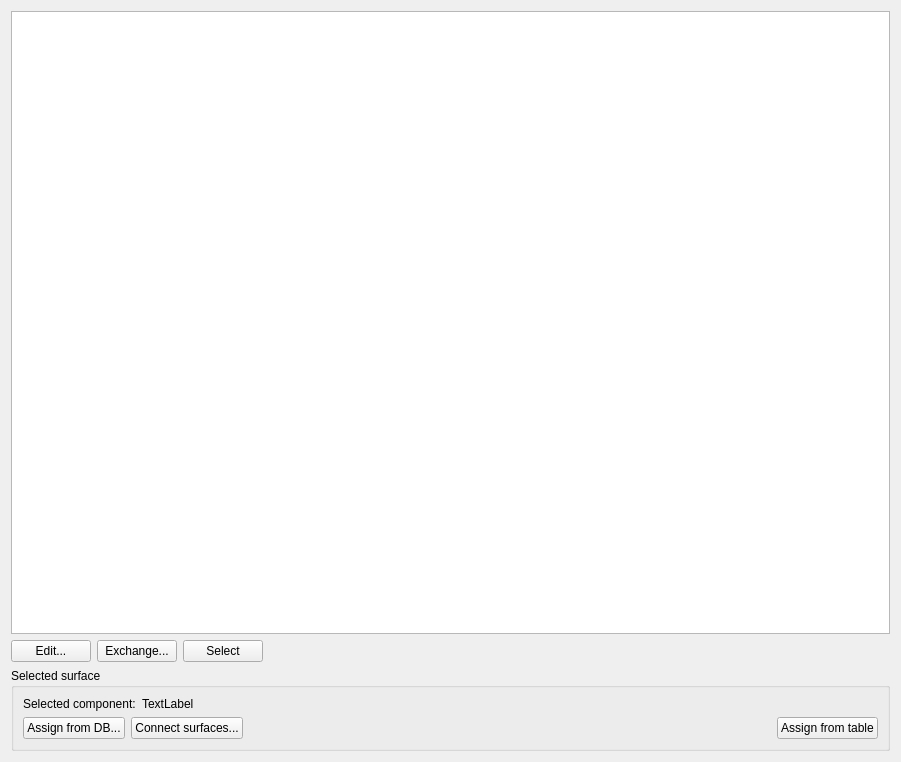
Old version of the form SIM-VICUS/src/SVPropBuildingComponentsWidget.ui in the repository ghorwin/SIM-VICUS.
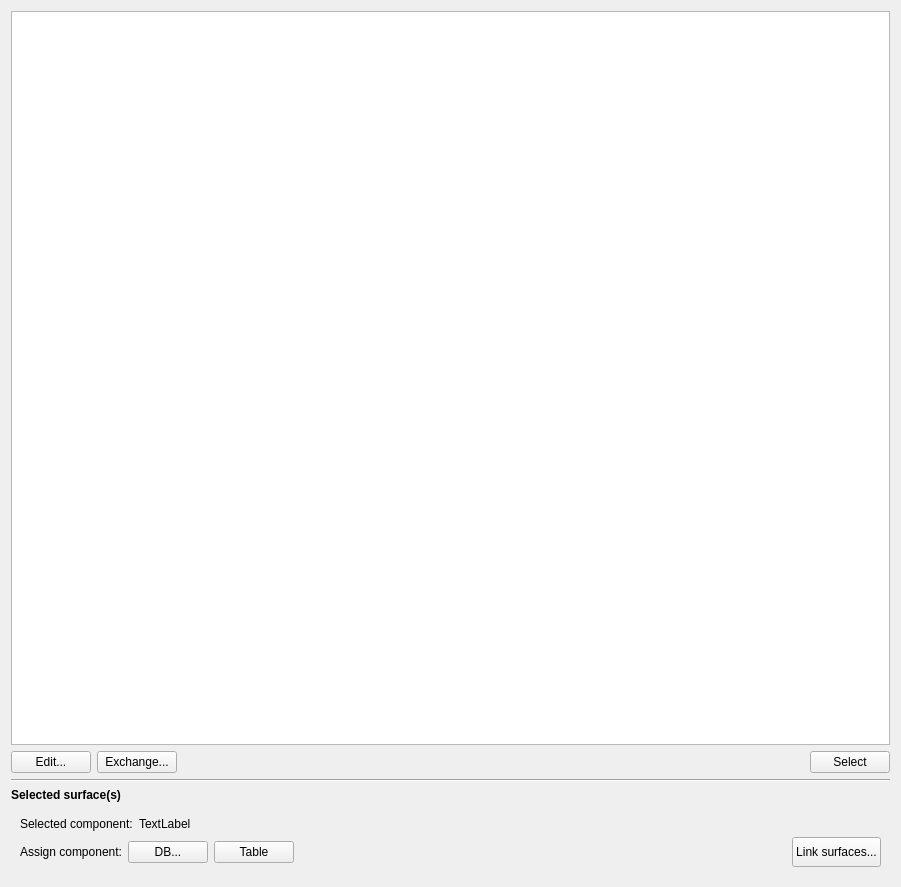
New version of the form.

Commit message: Reworked styling of component widget

Diff of the .ui file:
```diff
--- a/SIM-VICUS/src/SVPropBuildingComponentsWidget.ui
+++ b/SIM-VICUS/src/SVPropBuildingComponentsWidget.ui
@@ -7,81 +7,137 @@
     <x>0</x>
     <y>0</y>
     <width>901</width>
-    <height>762</height>
+    <height>887</height>
    </rect>
   </property>
   <property name="windowTitle">
    <string>Form</string>
   </property>
-  <layout class="QGridLayout" name="mainGridLayout">
-   <item row="0" column="0" colspan="4">
+  <layout class="QVBoxLayout" name="mainLayout">
+   <item>
     <widget class="QTableWidget" name="tableWidgetComponents"/>
    </item>
-   <item row="1" column="0">
-    <widget class="QPushButton" name="pushButtonEditComponents">
-     <property name="text">
-      <string>Edit...</string>
-     </property>
-     <property name="iconSize">
-      <size>
-       <width>24</width>
-       <height>24</height>
-      </size>
-     </property>
-    </widget>
+   <item>
+    <layout class="QHBoxLayout" name="horizontalLayout_3">
+     <item>
+      <widget class="QPushButton" name="pushButtonEditComponents">
+       <property name="text">
+        <string>Edit...</string>
+       </property>
+       <property name="iconSize">
+        <size>
+         <width>24</width>
+         <height>24</height>
+        </size>
+       </property>
+      </widget>
+     </item>
+     <item>
+      <widget class="QPushButton" name="pushButtonExchangeComponents">
+       <property name="toolTip">
+        <string>Replaces the component association of all objects with the currently selected component.</string>
+       </property>
+       <property name="text">
+        <string>Exchange...</string>
+       </property>
+       <property name="iconSize">
+        <size>
+         <width>24</width>
+         <height>24</height>
+        </size>
+       </property>
+      </widget>
+     </item>
+     <item>
+      <spacer name="horizontalSpacer">
+       <property name="orientation">
+        <enum>Qt::Horizontal</enum>
+       </property>
+       <property name="sizeHint" stdset="0">
+        <size>
+         <width>614</width>
+         <height>17</height>
+        </size>
+       </property>
+      </spacer>
+     </item>
+     <item>
+      <widget class="QPushButton" name="pushButtonSelectObjectsWithComponent">
+       <property name="toolTip">
+        <string>Selects all objects/surfaces which are associated with the selected component.</string>
+       </property>
+       <property name="text">
+        <string>Select</string>
+       </property>
+       <property name="iconSize">
+        <size>
+         <width>24</width>
+         <height>24</height>
+        </size>
+       </property>
+      </widget>
+     </item>
+    </layout>
    </item>
-   <item row="1" column="1">
-    <widget class="QPushButton" name="pushButtonExchangeComponents">
-     <property name="toolTip">
-      <string>Replaces the component association of all objects with the currently selected component.</string>
-     </property>
-     <property name="text">
-      <string>Exchange...</string>
-     </property>
-    </widget>
-   </item>
-   <item row="1" column="2">
-    <widget class="QPushButton" name="pushButtonSelectObjectsWithComponent">
-     <property name="toolTip">
-      <string>Selects all objects/surfaces which are associated with the selected component.</string>
-     </property>
-     <property name="text">
-      <string>Select</string>
-     </property>
-    </widget>
-   </item>
-   <item row="1" column="3">
-    <spacer name="horizontalSpacer">
+   <item>
+    <widget class="Line" name="line_2">
      <property name="orientation">
       <enum>Qt::Horizontal</enum>
      </property>
-     <property name="sizeHint" stdset="0">
-      <size>
-       <width>617</width>
-       <height>20</height>
-      </size>
-     </property>
-    </spacer>
+    </widget>
    </item>
-   <item row="2" column="0" colspan="4">
-    <widget class="QGroupBox" name="groupBoxSelectedComponent">
-     <property name="title">
-      <string>Selected surface</string>
+   <item>
+    <widget class="QLabel" name="label_2">
+     <property name="font">
+      <font>
+       <bold>true</bold>
+      </font>
      </property>
-     <layout class="QGridLayout" name="gridLayout_2">
-      <item row="0" column="0">
-       <widget class="QLabel" name="label">
-        <property name="text">
-         <string>Selected component:</string>
-        </property>
-       </widget>
+     <property name="text">
+      <string>Selected surface(s)</string>
+     </property>
+    </widget>
+   </item>
+   <item>
+    <widget class="QWidget" name="widgetSelectedComponent" native="true">
+     <layout class="QVBoxLayout" name="verticalLayout">
+      <item>
+       <layout class="QHBoxLayout" name="horizontalLayout_2">
+        <item>
+         <widget class="QLabel" name="label">
+          <property name="text">
+           <string>Selected component:</string>
+          </property>
+         </widget>
+        </item>
+        <item>
+         <widget class="QLabel" name="labelSelectedComponents">
+          <property name="sizePolicy">
+           <sizepolicy hsizetype="Expanding" vsizetype="Preferred">
+            <horstretch>0</horstretch>
+            <verstretch>0</verstretch>
+           </sizepolicy>
+          </property>
+          <property name="text">
+           <string>TextLabel</string>
+          </property>
+         </widget>
+        </item>
+       </layout>
       </item>
-      <item row="1" column="0" colspan="2">
+      <item>
        <layout class="QHBoxLayout" name="horizontalLayout">
+        <item>
+         <widget class="QLabel" name="label_3">
+          <property name="text">
+           <string>Assign component:</string>
+          </property>
+         </widget>
+        </item>
         <item>
          <widget class="QPushButton" name="pushButtonAssignComponent">
           <property name="text">
-           <string>Assign from DB...</string>
+           <string>DB...</string>
           </property>
           <property name="iconSize">
            <size>
@@ -92,9 +148,18 @@
          </widget>
         </item>
         <item>
-         <widget class="QPushButton" name="pushButtonAssignInsideComponent">
+         <widget class="QPushButton" name="pushButtonAssignComponentFromTable">
+          <property name="toolTip">
+           <string>Assign the component selected in the table above to all currently selected surfaces.</string>
+          </property>
           <property name="text">
-           <string>Connect surfaces...</string>
+           <string>Table</string>
+          </property>
+          <property name="iconSize">
+           <size>
+            <width>24</width>
+            <height>24</height>
+           </size>
           </property>
          </widget>
         </item>
@@ -112,30 +177,26 @@
          </spacer>
         </item>
         <item>
-         <widget class="QPushButton" name="pushButtonAssignComponentFromTable">
-          <property name="toolTip">
-           <string>Assign the component selected in the table above to all currently selected surfaces.</string>
+         <widget class="QPushButton" name="pushButtonAssignInsideComponent">
+          <property name="minimumSize">
+           <size>
+            <width>0</width>
+            <height>30</height>
+           </size>
           </property>
           <property name="text">
-           <string>Assign from table</string>
+           <string>Link surfaces...</string>
+          </property>
+          <property name="iconSize">
+           <size>
+            <width>24</width>
+            <height>24</height>
+           </size>
           </property>
          </widget>
         </item>
        </layout>
       </item>
-      <item row="0" column="1">
-       <widget class="QLabel" name="labelSelectedComponents">
-        <property name="sizePolicy">
-         <sizepolicy hsizetype="Expanding" vsizetype="Preferred">
-          <horstretch>0</horstretch>
-          <verstretch>0</verstretch>
-         </sizepolicy>
-        </property>
-        <property name="text">
-         <string>TextLabel</string>
-        </property>
-       </widget>
-      </item>
      </layout>
     </widget>
    </item>
```
The commit also changes 1 other file.
